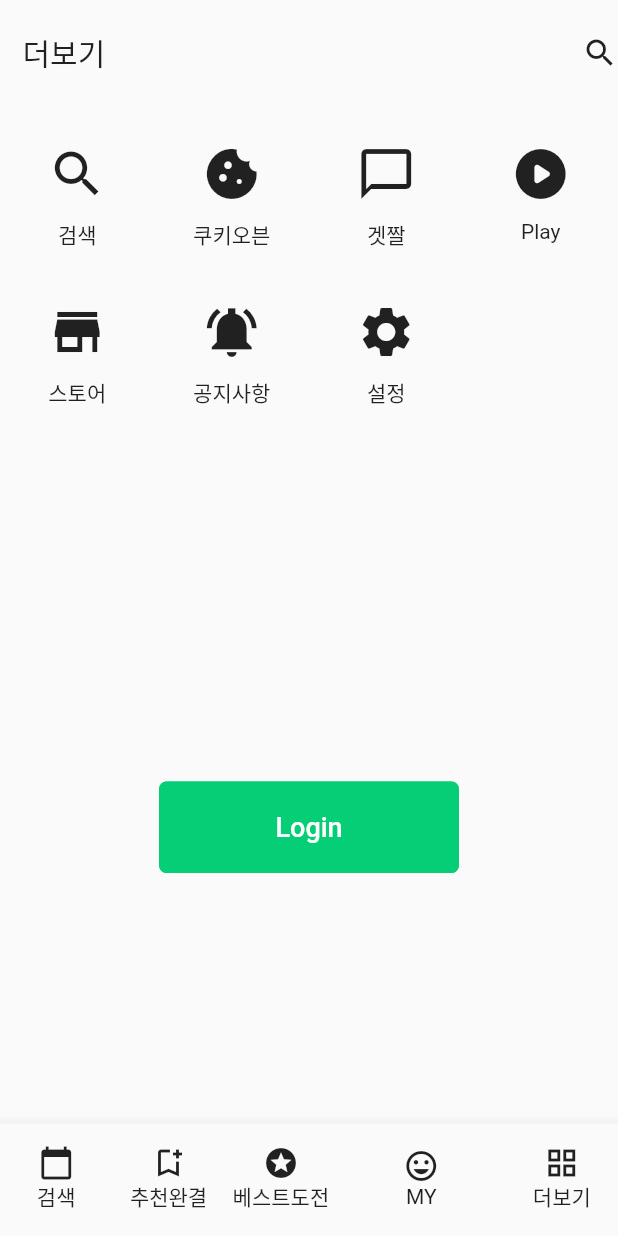
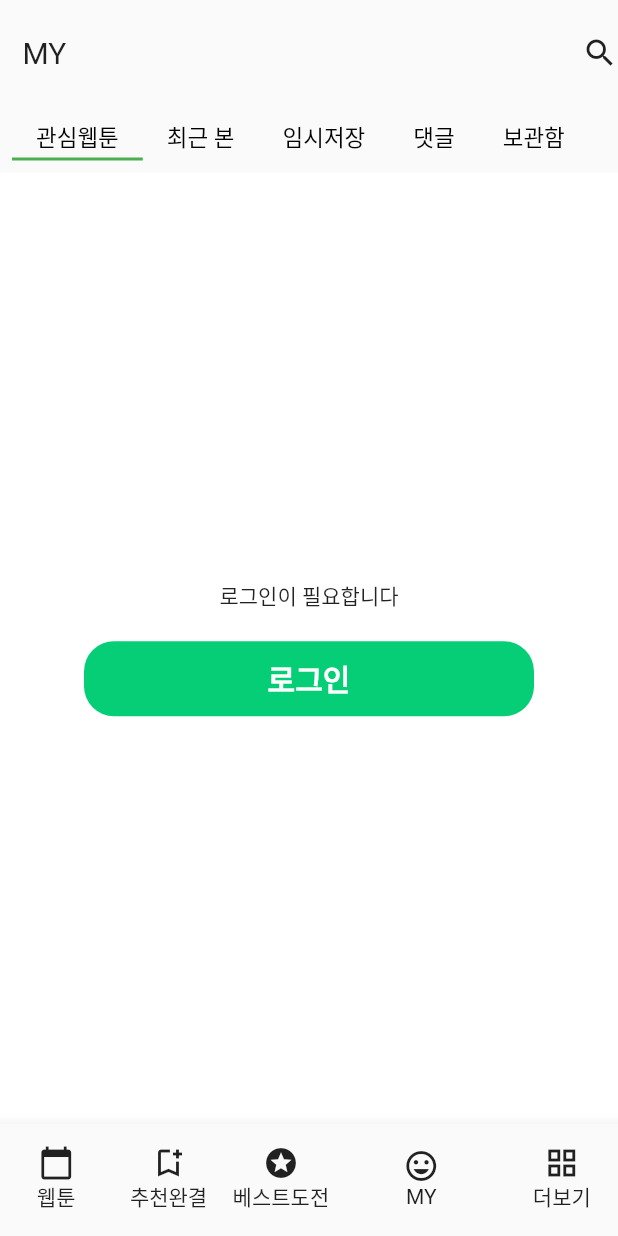
Before and after one commit to 1000bang/naverwebtoon, a Flutter app: the screen it shows after launch, item 4 of the bottom bar chosen, on a phone screen of 412 x 824 dp. Run offline on Flutter 3.47's test engine with Material 2 defaults, Android fonts, the phone set to English and light mode, and no system bars; our stand-ins replace carousel_slider, webview_flutter.

Commit message:
mypage complete

```diff
--- /dev/null
+++ b/lib/components/my_tabbar.dart
@@ -0,0 +1,232 @@
+import 'package:flutter/material.dart';
+import 'package:naver_webtoon/constrants.dart';
+
+import '../main.dart';
+import 'green_button.dart';
+
+class MyTabBar extends StatefulWidget {
+  const MyTabBar({Key? key}) : super(key: key);
+
+  @override
+  State<MyTabBar> createState() => _MyTabBarState();
+}
+
+class _MyTabBarState extends State<MyTabBar> with SingleTickerProviderStateMixin {
+  TabController? _tabController;
+
+  @override
+  void initState() {
+    super.initState();
+    _tabController = TabController(length: 5, vsync: this);
+  }
+
+  @override
+  Widget build(BuildContext context) {
+    return Column(
+      children: [
+        _buildTabBar(),
+        Expanded(
+          child: _buildTabBarView(),
+        ),
+      ],
+    );
+  }
+
+  _buildTabBarTabs(text) {
+    return Tab(
+        child: Text(
+          text,
+          style: TextStyle(fontSize: 15, color: Colors.black),
+        ),
+      );
+  }
+
+
+  _buildTabBar() {
+    return SizedBox(
+      height: 45,
+      width: double.infinity,
+      child: TabBar(
+        padding: EdgeInsets.all(8),
+        isScrollable: true,
+        controller: _tabController,
+        indicatorColor: Colors.green,
+        tabs: [
+          _buildTabBarTabs('관심웹툰'),
+          _buildTabBarTabs("최근 본"),
+          _buildTabBarTabs('임시저장'),
+          _buildTabBarTabs('댓글'),
+          _buildTabBarTabs('보관함'),
+        ],
+      ),
+    );
+  }
+
+  _buildTabBarView() {
+    return Container(
+      color: Colors.white,
+      child: TabBarView(
+        controller: _tabController,
+        children: [
+          _buildFirstTab(MyApp.loginStatus),
+          _buildSecondTab(),
+          _buildThirdTab(MyApp.loginStatus),
+          _buildFourthTab(MyApp.loginStatus),
+          _buildfifthTab(MyApp.loginStatus),
+        ],
+      ),
+    );
+  }
+
+  _buildFirstTab(bool islogin){
+    if(islogin == true){
+      return ListView(
+        children: [
+          _lastview("뷰티풀.png", "뷰티풀군바리", "25일전"),
+          _lastview("참교육.png", "참교육", "55일전"),
+          _lastview("퀘스트.png", "퀘스트지상주의", "100일전"),
+        ],
+      );
+    }else{
+      return Center(
+        child: Column(
+          mainAxisAlignment: MainAxisAlignment.center,
+          children: [
+            Text("로그인이 필요합니다"),
+            SizedBox(height: 20,),
+            _gologin(),
+          ],
+        ),
+      );
+    }
+  }
+  _buildSecondTab(){
+    return ListView(
+      children: [
+        _lastview("뷰티풀.png", "뷰티풀군바리", "25일전"),
+        _lastview("장씨.png", "장씨", "22일전"),
+        _lastview("퍼니.png", "퍼니", "23일전"),
+        _lastview("참교육.png", "참교육", "55일전"),
+        _lastview("팔이.png", "팔이", "82일전"),
+        _lastview("윈드.png", "윈드", "100일전"),
+        _lastview("신화급.png", "신화급", "102일전"),
+      ],
+    );
+  }
+  _buildThirdTab(bool islogin){
+    return Center(
+      child: Column(
+        mainAxisAlignment: MainAxisAlignment.center,
+        children: [
+          Icon(Icons.menu_book_sharp, size: 100, color: Colors.grey,),
+          SizedBox(height: 20,),
+          Text("임시 저장한 컨텐츠가 없습니다."),
+        ],
+      )
+    );
+  }
+  _buildFourthTab(bool islogin){
+    if(islogin == true){
+    return Center(
+        child: Column(
+          mainAxisAlignment: MainAxisAlignment.center,
+          children: [
+            Text("작성한 댓글이 없습니다", style: TextStyle(fontSize: 20),),
+          ],
+        )
+    );
+    }else{
+      return Center(
+        child: Column(
+          mainAxisAlignment: MainAxisAlignment.center,
+          children: [
+            Text("MY 댓글은 로그인 후 확인할 수 있습니다."),
+            SizedBox(height: 20,),
+            _gologin(),
+          ],
+        ),
+      );
+    }
+  }
+  _buildfifthTab(bool islogin){
+    if(islogin == true){
+    return Center(
+        child: Column(
+          mainAxisAlignment: MainAxisAlignment.center,
+          children: [
+            Text("보관중인 컨텐츠가 없습니다.", style: TextStyle(fontSize: 20,)),
+            SizedBox(height: 70,),
+            Container(
+              height: 40,
+                width: 200,
+                decoration: BoxDecoration(
+                  borderRadius: BorderRadius.circular(5),
+                  color: kAccentColor
+                ),
+                child: Center(child: Text("휴지통 바로가기",style: TextStyle(fontSize: 20, color: Colors.white)))),
+
+          ],
+        )
+    );
+    }else{
+      return Center(
+        child: Column(
+          mainAxisAlignment: MainAxisAlignment.center,
+          children: [
+            Text("보관함 목록 구성이 완료되지 않았습니다."),
+            SizedBox(height: 20,),
+            Text("보관함을 이용하기 위하여"),
+            Text("초기 목록 구성이 완료되어야 합니다."),
+            SizedBox(height: 20,),
+            _gologin(),
+          ],
+        ),
+      );
+    }
+  }
+
+
+  _lastview(String img, String title, String days){
+    return Padding(
+      padding: EdgeInsets.all(8.0),
+      child: Container(
+        child: Column(
+          children: [Row(
+            children: [
+              ClipRRect(
+                  borderRadius: BorderRadius.circular(5),
+                  child: Image.asset("assets/$img",width: 100, height: 100, fit: BoxFit.cover,)),
+              SizedBox(width: 20,),
+              Center(
+                child: Column(
+                  crossAxisAlignment: CrossAxisAlignment.start,
+                  children: [
+                    Text(title, style: TextStyle(fontWeight: FontWeight.bold, fontSize: 15 ),),
+                    Text(days, style: TextStyle(fontSize: 10),)
+                  ],
+                ),
+              ),
+              Spacer(),
+
+              Text("이어보기 >"),
+            ],
+                  ),
+       Divider(height: 3, thickness: 3,),
+          ]),
+
+      ),
+    );
+  }
+
+  _gologin(){
+    return InkWell(
+      onTap: (){
+        setState(() {
+          Navigator.pushNamed(context, "/login");
+        });
+      },
+      child: GreenButton(text: "로그인",),
+    );
+  }
+
+}
--- a/lib/pages/main_screen.dart
+++ b/lib/pages/main_screen.dart
@@ -7,6 +7,7 @@ import 'package:naver_webtoon/pages/more_pages/search_screen.dart';
 import 'package:naver_webtoon/pages/show_more.dart';
 
 import 'best_main_page.dart';
+import 'my_screen.dart';
 
 class MainScreen extends StatefulWidget {
   const MainScreen({Key? key}) : super(key: key);
@@ -29,8 +30,9 @@ class _MainScreenState extends State<MainScreen> {
           WebToonPage(),
           RecommendWebtoonPage(),
           BestMainPage(),
+          MyScreen(),
           ShowMorePage(),
-          SearchScreen(),
+
         ],
       ),
       bottomNavigationBar: BottomNavigationBar(
@@ -51,7 +53,7 @@ class _MainScreenState extends State<MainScreen> {
         items: [
           BottomNavigationBarItem(
             label: "",
-          icon:naviIcon(Icons.calendar_today, "검색"),
+          icon:naviIcon(Icons.calendar_today, "웹툰"),
           ),
           BottomNavigationBarItem(
               label: "",
--- /dev/null
+++ b/lib/pages/my_screen.dart
@@ -0,0 +1,26 @@
+import 'package:flutter/material.dart';
+import 'package:naver_webtoon/components/main_appbar.dart';
+
+import '../components/my_tabbar.dart';
+
+class MyScreen extends StatefulWidget {
+  const MyScreen({Key? key}) : super(key: key);
+
+  @override
+  State<MyScreen> createState() => _MyScreenState();
+}
+
+class _MyScreenState extends State<MyScreen> {
+  @override
+  Widget build(BuildContext context) {
+    return SafeArea(
+      child: Column(
+        children: [
+          MainAppBar(title: "MY", icons: Icons.search),
+          Expanded(child: MyTabBar()),
+
+        ],
+      ),
+    );
+  }
+}
```
